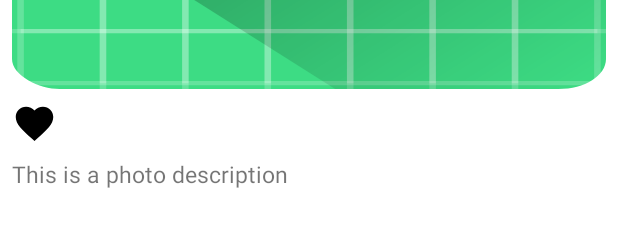
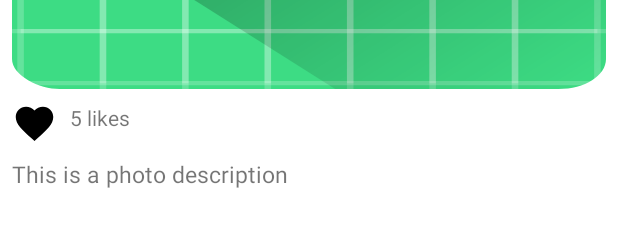
Before and after one commit to gastsail/BlogApp, an Android app: the layout post_item_view.xml on its own in the app's theme, with its tools: preview values and no code run, on a phone screen of 412 x 824 dp. Shown: the part 370-597 px from the top of the screen. Run offline under Robolectric (Android 15) with nearby library versions, the phone set to English and light mode, and no system bars.

Commit message:
Added one shot like feature

```diff
--- a/app/src/main/java/com/example/blogapp/data/model/Post.kt
+++ b/app/src/main/java/com/example/blogapp/data/model/Post.kt
@@ -13,7 +13,10 @@ data class Post(
                 var created_at: Date? = null,
                 val post_image: String = "",
                 val post_description: String = "",
-                val uid: String = "",
+                val poster: Poster? = null,
                 var likes: Long = 0,
                 @Exclude @JvmField
                 var liked: Boolean = false)
+
+
+data class Poster(val username: String? = "", val uid: String? = "")
--- a/app/src/main/java/com/example/blogapp/data/remote/camera/CameraDataSource.kt
+++ b/app/src/main/java/com/example/blogapp/data/remote/camera/CameraDataSource.kt
@@ -2,6 +2,7 @@ package com.example.blogapp.data.remote.camera
 
 import android.graphics.Bitmap
 import com.example.blogapp.data.model.Post
+import com.example.blogapp.data.model.Poster
 import com.google.firebase.auth.FirebaseAuth
 import com.google.firebase.firestore.FirebaseFirestore
 import com.google.firebase.storage.FirebaseStorage
@@ -30,7 +31,7 @@ class CameraDataSource {
                         profile_picture = it.photoUrl.toString(),
                         post_image = downloadUrl,
                         post_description = description,
-                        uid = user.uid))
+                        poster = Poster(username = user.displayName, uid = user.uid)))
             }
         }
 
--- a/app/src/main/java/com/example/blogapp/domain/home/HomeScreenRepo.kt
+++ b/app/src/main/java/com/example/blogapp/domain/home/HomeScreenRepo.kt
@@ -5,6 +5,6 @@ import com.example.blogapp.data.model.Post
 import kotlinx.coroutines.flow.Flow
 
 interface HomeScreenRepo {
-    suspend fun getLatestPosts(): Flow<Result<List<Post>>>
+    suspend fun getLatestPosts(): Result<List<Post>>
     suspend fun registerLikeButtonState(postId: String, uid: String, liked: Boolean): Result<Boolean>
 }
--- a/app/src/main/java/com/example/blogapp/domain/home/HomeScreenRepoImpl.kt
+++ b/app/src/main/java/com/example/blogapp/domain/home/HomeScreenRepoImpl.kt
@@ -9,7 +9,7 @@ import kotlinx.coroutines.flow.Flow
 class HomeScreenRepoImpl(private val dataSource: HomeScreenDataSource) : HomeScreenRepo {
 
     @ExperimentalCoroutinesApi
-    override suspend fun getLatestPosts(): Flow<Result<List<Post>>> = dataSource.getLatestPosts()
+    override suspend fun getLatestPosts(): Result<List<Post>> = dataSource.getLatestPosts()
 
     override suspend fun registerLikeButtonState(postId: String, uid: String, liked: Boolean): Result<Boolean> =
         dataSource.registerLikeButtonState(postId, uid, liked)
--- a/app/src/main/res/layout/post_item_view.xml
+++ b/app/src/main/res/layout/post_item_view.xml
@@ -44,12 +44,30 @@
         android:layout_height="250dp"
         tools:background="@mipmap/ic_launcher_round"/>
 
-    <ImageView
-        android:id="@+id/like_btn"
-        android:layout_width="wrap_content"
+    <LinearLayout
+        android:layout_width="match_parent"
         android:layout_height="wrap_content"
-        android:layout_marginTop="8dp"
-        tools:src="@drawable/ic_filled_heart"/>
+        android:orientation="horizontal">
+
+        <ImageView
+            android:id="@+id/like_btn"
+            android:layout_width="wrap_content"
+            android:layout_height="wrap_content"
+            android:layout_marginTop="8dp"
+            tools:src="@drawable/ic_filled_heart"/>
+
+        <TextView
+            android:id="@+id/like_count"
+            android:layout_width="wrap_content"
+            android:layout_height="wrap_content"
+            android:layout_gravity="center"
+            android:layout_marginStart="8dp"
+            android:gravity="center"
+            tools:text="5 likes"/>
+
+    </LinearLayout>
+
+
 
     <TextView
         android:id="@+id/post_description"
```
Also changed, not shown: app/src/main/java/com/example/blogapp/data/remote/home/HomeScreenDataSource.kt (+15 -26 lines), app/src/main/java/com/example/blogapp/presentation/home/HomeScreenViewModel.kt (+2 -5 lines), app/src/main/java/com/example/blogapp/ui/home/HomeScreenFragment.kt (+4 -5 lines), app/src/main/java/com/example/blogapp/ui/home/adapter/HomeScreenAdapter.kt (+8 -0 lines).
